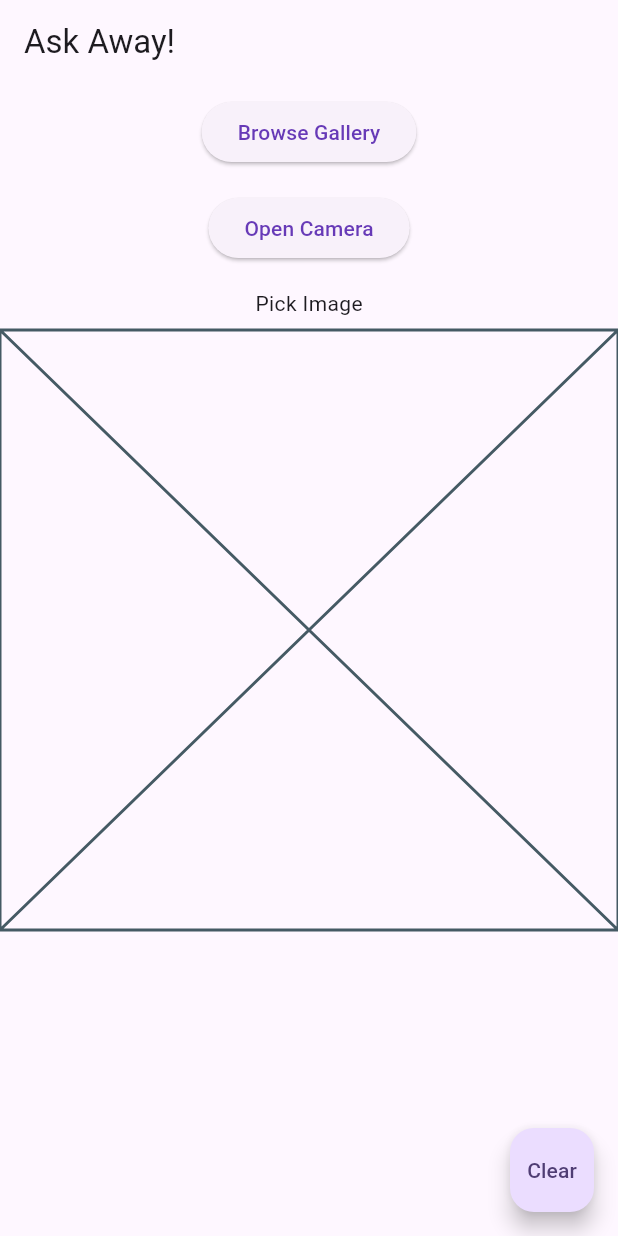
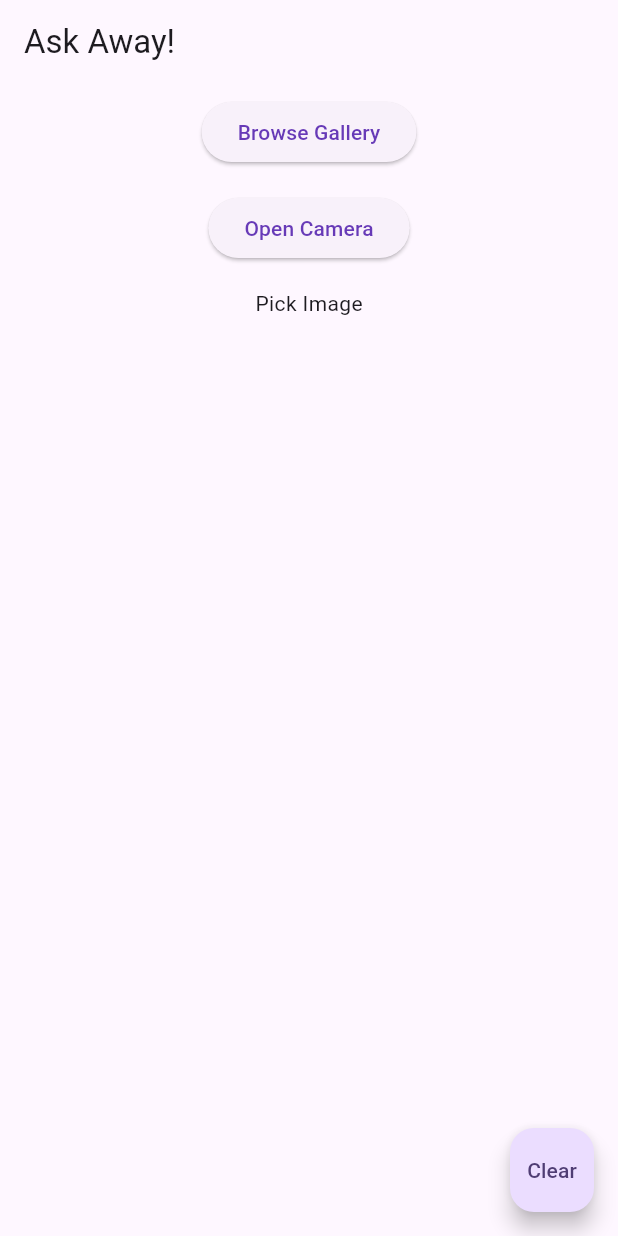
Before and after one commit to SamragneeBose/conversation-agent-app, a Flutter app: the screen it shows after launch, on a phone screen of 412 x 824 dp. Run offline on Flutter 3.47's test engine with Material 3 defaults, Android fonts, the phone set to English and light mode, and no system bars; our stand-ins replace image_cropper, image_picker.

Commit message:
Update text_generate.dart

```diff
--- a/lib/text_generate.dart
+++ b/lib/text_generate.dart
@@ -10,6 +10,12 @@ class TextGenerate extends StatefulWidget {
 class _TextGenerateState extends State<TextGenerate> {
   @override
   Widget build(BuildContext context) {
-    return const Placeholder();
+    return Row(
+      children: [
+        Expanded(
+          child: Text(' '),
+    ),
+      ],
+    );
   }
 }
```
